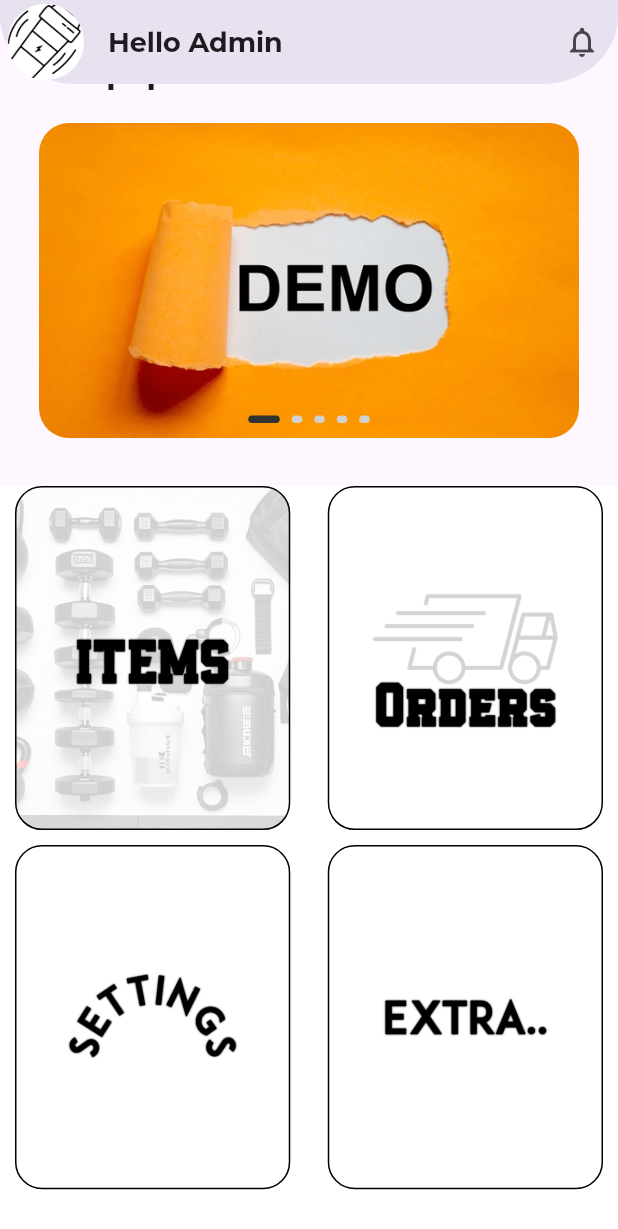
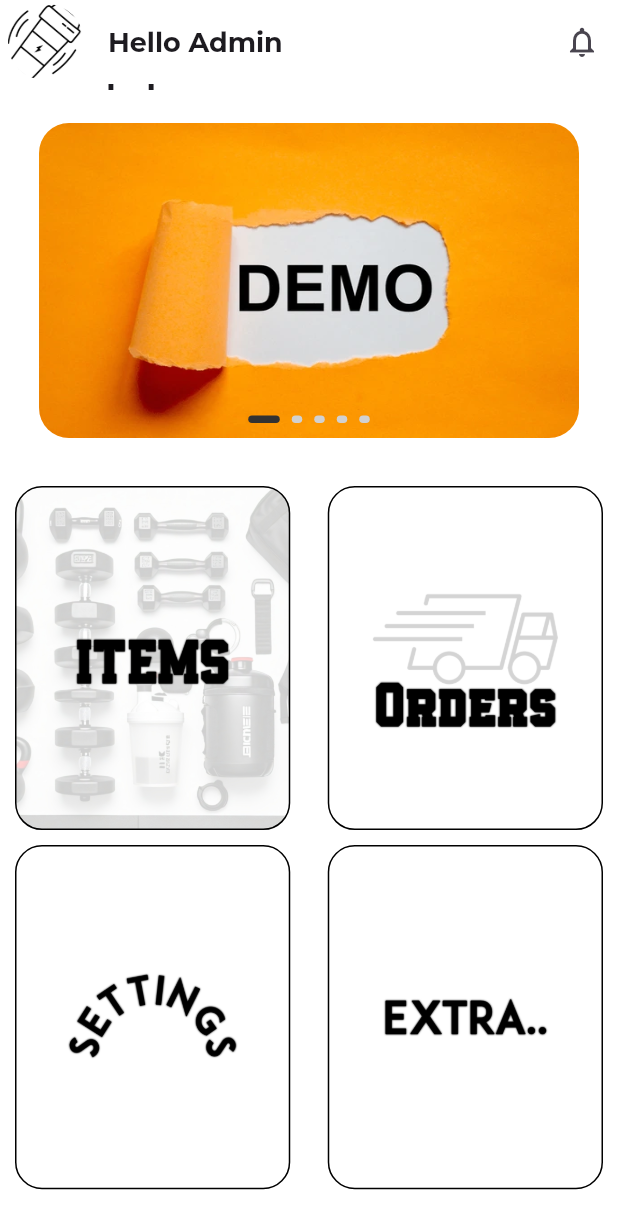
Before and after one commit to H4R1-4926/shopping_app_admin, a Flutter app: the screen it shows after launch, scrolled down 62 dp, on a phone screen of 412 x 824 dp. Shown: the top 1229 px of the screen. Run offline on Flutter 3.47's test engine with Material 3 defaults, Android fonts, the phone set to English and light mode, and no system bars; drawn by our look-alikes of carousel_slider, smooth_page_indicator; our stand-ins replace bloc, flutter_bloc, flutter_colorpicker, freezed_annotation, google_fonts, iconsax and 3 more.

Commit message:
color changes

```diff
--- a/lib/Presentation/Screens/Home/Widgets/carousal_widget.dart
+++ b/lib/Presentation/Screens/Home/Widgets/carousal_widget.dart
@@ -19,7 +19,8 @@ class _TopContainerWidgetState extends State<TopContainerWidget> {
   int _current = 0;
   @override
   Widget build(BuildContext context) {
-    return SizedBox(
+    return Container(
+      color: kwhite,
       width: double.infinity,
       height: 300,
       child: Column(
--- a/lib/Presentation/Screens/Home/hompage.dart
+++ b/lib/Presentation/Screens/Home/hompage.dart
@@ -16,7 +16,10 @@ class HomePage extends StatelessWidget {
   @override
   Widget build(BuildContext context) {
     return Scaffold(
+        backgroundColor: kwhite,
         appBar: AppBar(
+          backgroundColor: kwhite,
+          surfaceTintColor: kwhite,
           shape: const RoundedRectangleBorder(
               borderRadius: BorderRadius.only(
                   bottomRight: Radius.elliptical(50, 45),
```
